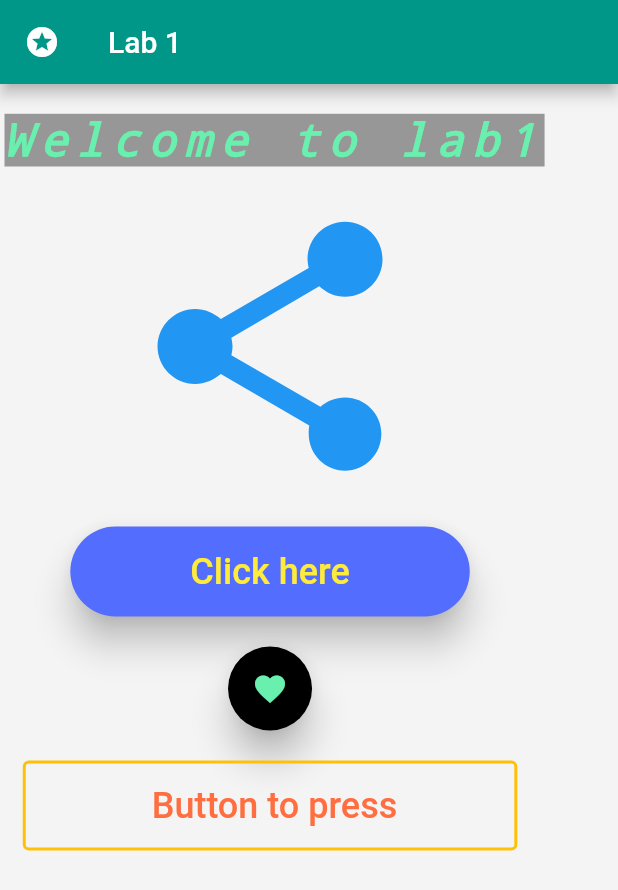
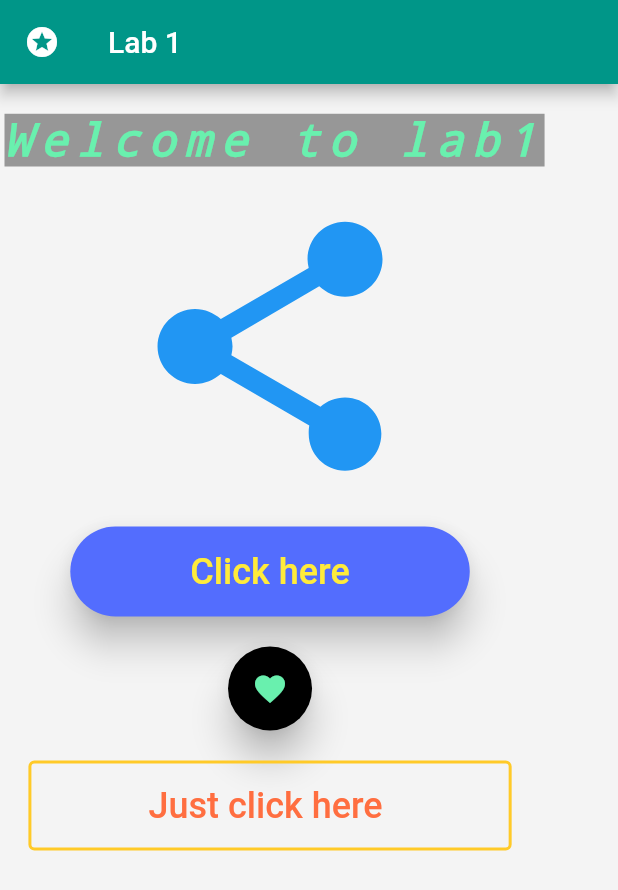
Before and after one commit to dayname/flutter_course, a Flutter app: the LAb1HomePage screen opened directly, on a phone screen of 412 x 824 dp. Shown: the top 890 px of the screen. Run offline on Flutter 3.47's test engine with Material 2 defaults, Android fonts, the phone set to English and light mode, and no system bars.

Commit message:
Initial commit

```diff
--- a/lib/lab1/lab.dart
+++ b/lib/lab1/lab.dart
@@ -113,18 +113,18 @@ class LAb1HomePage extends StatelessWidget {
         elevation: 10,
         shape: CircleBorder(),
       ),
-    );;
+    );
   }
 
   Widget exercise5() {
     return OutlinedButton(
       onPressed: (){},
       child: Text(
-        " Button to press", style: TextStyle(fontSize: 24, color: Colors.deepOrangeAccent),),
+        "Just click here ", style: TextStyle(fontSize: 24, color: Colors.deepOrangeAccent),),
       style: OutlinedButton.styleFrom(
           primary: Colors.indigoAccent,
           padding: EdgeInsets.symmetric(vertical: 16,horizontal: 80),
-          side: BorderSide(color: Colors.amber,width: 2)
+          side: BorderSide(color: Colors.amber.shade400,width: 2)
       ),
     );
   }
```
